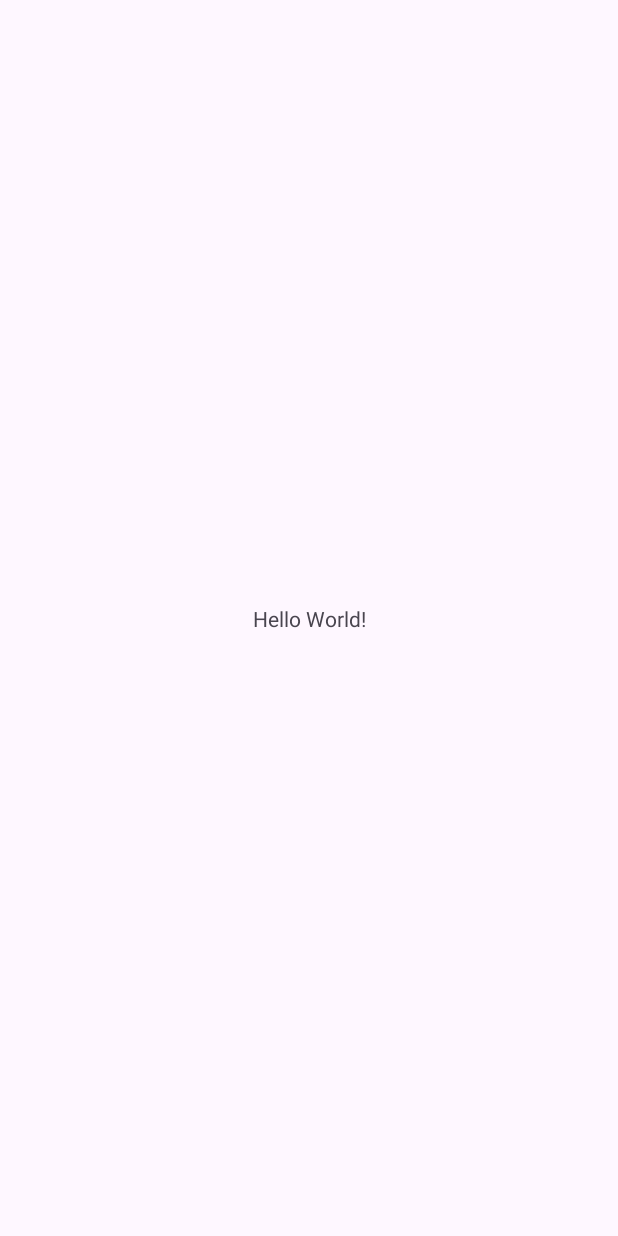
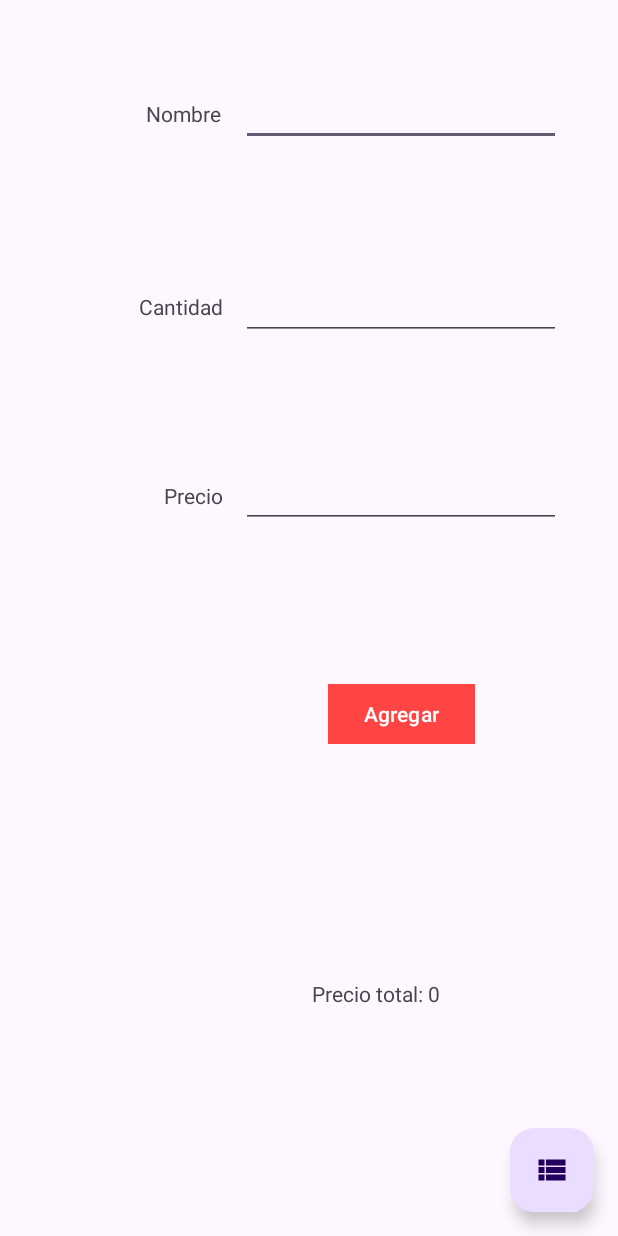
Before and after one commit to ClaudioA1992/EjercicioIndividual2Modulo6, an Android app: the screen it shows after launch (MainActivity), on a phone screen of 412 x 824 dp. Before the commit the screen is almost empty. Run offline under Robolectric (Android 15) with nearby library versions, the phone set to English and light mode, and no system bars; our stand-ins replace Room's generated code.

Commit message:
Ejercicio finalizado

```diff
--- a/app/src/main/java/cl/awakelab/ejercicioindividual2modulo6/MainActivity.kt
+++ b/app/src/main/java/cl/awakelab/ejercicioindividual2modulo6/MainActivity.kt
@@ -2,10 +2,16 @@ package cl.awakelab.ejercicioindividual2modulo6
 
 import androidx.appcompat.app.AppCompatActivity
 import android.os.Bundle
+import cl.awakelab.ejercicioindividual2modulo6.databinding.ActivityMainBinding
 
 class MainActivity : AppCompatActivity() {
+
+    lateinit var binding: ActivityMainBinding
+
     override fun onCreate(savedInstanceState: Bundle?) {
         super.onCreate(savedInstanceState)
-        setContentView(R.layout.activity_main)
+        binding = ActivityMainBinding.inflate(layoutInflater)
+        setContentView(binding.root)
     }
+
 }
--- /dev/null
+++ b/app/src/main/java/cl/awakelab/ejercicioindividual2modulo6/data/Repositorio.kt
@@ -0,0 +1,14 @@
+package cl.awakelab.ejercicioindividual2modulo6.data
+
+import androidx.lifecycle.LiveData
+import cl.awakelab.ejercicioindividual2modulo6.data.local.Item
+import cl.awakelab.ejercicioindividual2modulo6.data.local.ItemDao
+
+class Repositorio(private val itemDao: ItemDao) {
+
+    fun getItems(): LiveData<List<Item>> = itemDao.getAllItems()
+    suspend fun addItem(item: Item) = itemDao.insertItem(item)
+
+    suspend fun deleteAllItems() = itemDao.deleteAllItems()
+
+}
--- a/app/src/main/java/data/local/Item.kt
+++ b/app/src/main/java/cl/awakelab/ejercicioindividual2modulo6/data/local/Item.kt
@@ -1,4 +1,4 @@
-package data.local
+package cl.awakelab.ejercicioindividual2modulo6.data.local
 
 import androidx.room.Entity
 import androidx.room.PrimaryKey
--- a/app/src/main/java/data/local/ItemDao.kt
+++ b/app/src/main/java/cl/awakelab/ejercicioindividual2modulo6/data/local/ItemDao.kt
@@ -1,4 +1,4 @@
-package data.local
+package cl.awakelab.ejercicioindividual2modulo6.data.local
 
 import androidx.lifecycle.LiveData
 import androidx.room.Dao
@@ -11,7 +11,10 @@ interface ItemDao {
     @Insert
     suspend fun insertItem(item: Item)
 
-    @Query("select * from table_item")
+    @Query("select * from table_item order by id")
     fun getAllItems(): LiveData<List<Item>>
 
+    @Query("delete from table_item")
+    suspend fun deleteAllItems()
+
 }
--- a/app/src/main/java/data/local/ItemDatabase.kt
+++ b/app/src/main/java/cl/awakelab/ejercicioindividual2modulo6/data/local/ItemDatabase.kt
@@ -1,4 +1,4 @@
-package data.local
+package cl.awakelab.ejercicioindividual2modulo6.data.local
 
 import android.content.Context
 import androidx.room.Database
@@ -7,6 +7,8 @@ import androidx.room.RoomDatabase
 
 @Database(entities = [Item::class], version = 1)
 abstract class ItemDatabase: RoomDatabase() {
+
+    abstract fun getItemsDao(): ItemDao
 
     companion object {
         @Volatile
--- /dev/null
+++ b/app/src/main/java/cl/awakelab/ejercicioindividual2modulo6/presentation/AddFragment.kt
@@ -0,0 +1,68 @@
+package cl.awakelab.ejercicioindividual2modulo6.presentation
+
+import android.app.Application
+import android.os.Bundle
+import androidx.fragment.app.Fragment
+import android.view.LayoutInflater
+import android.view.View
+import android.view.ViewGroup
+import android.widget.Toast
+import androidx.fragment.app.activityViewModels
+import androidx.navigation.Navigation
+import androidx.navigation.fragment.findNavController
+import cl.awakelab.ejercicioindividual2modulo6.R
+import cl.awakelab.ejercicioindividual2modulo6.data.Repositorio
+import cl.awakelab.ejercicioindividual2modulo6.databinding.FragmentAddBinding
+import cl.awakelab.ejercicioindividual2modulo6.data.local.Item
+import cl.awakelab.ejercicioindividual2modulo6.data.local.ItemDao
+import cl.awakelab.ejercicioindividual2modulo6.data.local.ItemDatabase
+
+class AddFragment : Fragment() {
+
+    lateinit var binding: FragmentAddBinding
+    private val itemViewModel: ItemViewModel by activityViewModels()
+
+    override fun onCreateView(
+        inflater: LayoutInflater, container: ViewGroup?,
+        savedInstanceState: Bundle?
+    ): View? {
+        binding = FragmentAddBinding.inflate(layoutInflater, container, false)
+        initAll()
+        return binding.root
+    }
+
+    private fun initListeners() {
+        binding.buttonAdd.setOnClickListener {
+            var name = binding.editTextName.text.toString()
+            var price = binding.editTextPrice.text.toString().toInt()
+            var quantity = binding.editTextQuantity.text.toString().toInt()
+            itemViewModel.insertItem(name, price, quantity)
+            Toast.makeText(requireContext(), "Item agregado", Toast.LENGTH_SHORT).show()
+        }
+        binding.floatingActionButtonList.setOnClickListener {
+            findNavController().navigate(R.id.action_addFragment_to_listFragment)
+        }
+    }
+
+    fun initAll() {
+        initListeners()
+        totalPrice()
+    }
+
+    fun totalPrice() {
+        itemViewModel.getAllItems().observe(viewLifecycleOwner) {
+            var items = mutableListOf<Item>()
+            var total = 0
+            items = it.toMutableList()
+            if(items.size > 0) {
+                for(item in items) {
+                    total = total + (item.precio * item.cantidad)
+                    println("Total inside " + total)
+                }
+            }
+            binding.textViewTotalPrice.text = "Precio total: " + total
+        }
+
+    }
+
+}
--- /dev/null
+++ b/app/src/main/java/cl/awakelab/ejercicioindividual2modulo6/presentation/ItemViewModel.kt
@@ -0,0 +1,35 @@
+package cl.awakelab.ejercicioindividual2modulo6.presentation
+
+import android.app.Application
+import androidx.lifecycle.AndroidViewModel
+import androidx.lifecycle.LiveData
+import androidx.lifecycle.viewModelScope
+import cl.awakelab.ejercicioindividual2modulo6.data.Repositorio
+import cl.awakelab.ejercicioindividual2modulo6.data.local.Item
+import cl.awakelab.ejercicioindividual2modulo6.data.local.ItemDatabase
+import data.Repository
+import kotlinx.coroutines.Dispatchers
+import kotlinx.coroutines.launch
+
+
+class ItemViewModel(application: Application): AndroidViewModel(application){
+
+    private val repository: Repositorio
+
+    init {
+        val dao = ItemDatabase.getDatabase(application).getItemsDao()
+        repository = Repositorio(dao)
+    }
+
+    fun getAllItems(): LiveData<List<Item>> = repository.getItems()
+
+    fun insertItem(name: String, price: Int, quantity: Int) = viewModelScope.launch {
+        val item = Item(name, price, quantity)
+        repository.addItem(item)
+    }
+
+    suspend fun deleteAllItems() {
+        repository.deleteAllItems()
+    }
+
+}
--- a/app/src/main/java/data/Repository.kt
+++ b/app/src/main/java/data/Repository.kt
@@ -1,8 +1,8 @@
 package data
 
 import androidx.lifecycle.LiveData
-import data.local.Item
-import data.local.ItemDao
+import cl.awakelab.ejercicioindividual2modulo6.data.local.Item
+import cl.awakelab.ejercicioindividual2modulo6.data.local.ItemDao
 
 class Repository(private val itemDao: ItemDao) {
 
--- /dev/null
+++ b/app/src/main/res/drawable/baseline_arrow_back_24.xml
@@ -0,0 +1,5 @@
+<vector android:autoMirrored="true" android:height="24dp"
+    android:tint="#000000" android:viewportHeight="24"
+    android:viewportWidth="24" android:width="24dp" xmlns:android="http://schemas.android.com/apk/res/android">
+    <path android:fillColor="@android:color/white" android:pathData="M20,11H7.83l5.59,-5.59L12,4l-8,8 8,8 1.41,-1.41L7.83,13H20v-2z"/>
+</vector>
--- /dev/null
+++ b/app/src/main/res/drawable/baseline_delete_24.xml
@@ -0,0 +1,5 @@
+<vector android:height="24dp" android:tint="#000000"
+    android:viewportHeight="24" android:viewportWidth="24"
+    android:width="24dp" xmlns:android="http://schemas.android.com/apk/res/android">
+    <path android:fillColor="@android:color/white" android:pathData="M6,19c0,1.1 0.9,2 2,2h8c1.1,0 2,-0.9 2,-2V7H6v12zM19,4h-3.5l-1,-1h-5l-1,1H5v2h14V4z"/>
+</vector>
--- /dev/null
+++ b/app/src/main/res/drawable/baseline_view_list_24.xml
@@ -0,0 +1,5 @@
+<vector android:autoMirrored="true" android:height="24dp"
+    android:tint="#000000" android:viewportHeight="24"
+    android:viewportWidth="24" android:width="24dp" xmlns:android="http://schemas.android.com/apk/res/android">
+    <path android:fillColor="@android:color/white" android:pathData="M3,14h4v-4H3V14zM3,19h4v-4H3V19zM3,9h4V5H3V9zM8,14h13v-4H8V14zM8,19h13v-4H8V19zM8,5v4h13V5H8z"/>
+</vector>
--- a/app/src/main/res/layout/activity_main.xml
+++ b/app/src/main/res/layout/activity_main.xml
@@ -6,13 +6,16 @@
     android:layout_height="match_parent"
     tools:context=".MainActivity">
 
-    <TextView
-        android:layout_width="wrap_content"
-        android:layout_height="wrap_content"
-        android:text="Hello World!"
+    <androidx.fragment.app.FragmentContainerView
+        android:id="@+id/fragmentContainerView"
+        android:name="androidx.navigation.fragment.NavHostFragment"
+        android:layout_width="match_parent"
+        android:layout_height="match_parent"
         app:layout_constraintBottom_toBottomOf="parent"
         app:layout_constraintEnd_toEndOf="parent"
         app:layout_constraintStart_toStartOf="parent"
-        app:layout_constraintTop_toTopOf="parent" />
+        app:layout_constraintTop_toTopOf="parent"
+        app:defaultNavHost="true"
+        app:navGraph="@navigation/nav_graph"/>
 
 </androidx.constraintlayout.widget.ConstraintLayout>
--- /dev/null
+++ b/app/src/main/res/layout/fragment_add.xml
@@ -0,0 +1,117 @@
+<?xml version="1.0" encoding="utf-8"?>
+<androidx.constraintlayout.widget.ConstraintLayout xmlns:android="http://schemas.android.com/apk/res/android"
+    xmlns:app="http://schemas.android.com/apk/res-auto"
+    xmlns:tools="http://schemas.android.com/tools"
+    android:id="@+id/frameLayout"
+    android:layout_width="match_parent"
+    android:layout_height="match_parent"
+    tools:context=".presentation.AddFragment" >
+
+    <TextView
+        android:id="@+id/textViewName"
+        android:layout_width="wrap_content"
+        android:layout_height="wrap_content"
+        android:text="Nombre"
+        app:layout_constraintBottom_toBottomOf="@+id/editTextName"
+        app:layout_constraintEnd_toStartOf="@+id/editTextName"
+        app:layout_constraintHorizontal_bias="0.881"
+        app:layout_constraintStart_toStartOf="parent"
+        app:layout_constraintTop_toTopOf="@+id/editTextName"
+        app:layout_constraintVertical_bias="0.538" />
+
+    <EditText
+        android:id="@+id/editTextName"
+        android:layout_width="wrap_content"
+        android:layout_height="wrap_content"
+        android:layout_marginTop="52dp"
+        android:ems="10"
+        android:inputType="text"
+        app:layout_constraintEnd_toEndOf="parent"
+        app:layout_constraintHorizontal_bias="0.81"
+        app:layout_constraintStart_toStartOf="parent"
+        app:layout_constraintTop_toTopOf="parent" />
+
+    <androidx.constraintlayout.widget.Guideline
+        android:id="@+id/guideline"
+        android:layout_width="wrap_content"
+        android:layout_height="wrap_content"
+        android:orientation="vertical"
+        app:layout_constraintGuide_begin="89dp" />
+
+    <EditText
+        android:id="@+id/editTextQuantity"
+        android:layout_width="wrap_content"
+        android:layout_height="wrap_content"
+        android:layout_marginTop="84dp"
+        android:ems="10"
+        android:inputType="text"
+        app:layout_constraintEnd_toEndOf="@+id/editTextName"
+        app:layout_constraintStart_toStartOf="@+id/editTextName"
+        app:layout_constraintTop_toBottomOf="@+id/editTextName" />
+
+    <TextView
+        android:id="@+id/textViewQuantity"
+        android:layout_width="wrap_content"
+        android:layout_height="wrap_content"
+        android:layout_marginEnd="12dp"
+        android:text="Cantidad"
+        app:layout_constraintBottom_toBottomOf="@+id/editTextQuantity"
+        app:layout_constraintEnd_toStartOf="@+id/editTextQuantity"
+        app:layout_constraintTop_toTopOf="@+id/editTextQuantity" />
+
+    <EditText
+        android:id="@+id/editTextPrice"
+        android:layout_width="wrap_content"
+        android:layout_height="wrap_content"
+        android:layout_marginTop="80dp"
+        android:ems="10"
+        android:inputType="text"
+        app:layout_constraintEnd_toEndOf="@+id/editTextQuantity"
+        app:layout_constraintStart_toStartOf="@+id/editTextQuantity"
+        app:layout_constraintTop_toBottomOf="@+id/editTextQuantity" />
+
+    <TextView
+        android:id="@+id/textViewPrice"
+        android:layout_width="wrap_content"
+        android:layout_height="wrap_content"
+        android:layout_marginEnd="12dp"
+        android:text="Precio"
+        app:layout_constraintBottom_toBottomOf="@+id/editTextPrice"
+        app:layout_constraintEnd_toStartOf="@+id/editTextPrice"
+        app:layout_constraintTop_toTopOf="@+id/editTextPrice"
+        app:layout_constraintVertical_bias="0.538" />
+
+    <Button
+        android:id="@+id/buttonAdd"
+        android:layout_width="wrap_content"
+        android:layout_height="wrap_content"
+        android:layout_marginTop="100dp"
+        android:backgroundTint="#FF4444"
+        android:text="Agregar"
+        app:cornerRadius="0dp"
+        app:layout_constraintEnd_toEndOf="@+id/editTextPrice"
+        app:layout_constraintStart_toStartOf="@+id/editTextPrice"
+        app:layout_constraintTop_toBottomOf="@+id/editTextPrice" />
+
+    <com.google.android.material.floatingactionbutton.FloatingActionButton
+        android:id="@+id/floatingActionButtonList"
+        android:layout_width="wrap_content"
+        android:layout_height="wrap_content"
+        android:layout_marginEnd="16dp"
+        android:layout_marginBottom="16dp"
+        android:clickable="true"
+        android:contentDescription="Floating button"
+        android:src="@drawable/baseline_view_list_24"
+        app:layout_constraintBottom_toBottomOf="parent"
+        app:layout_constraintEnd_toEndOf="parent" />
+
+    <TextView
+        android:id="@+id/textViewTotalPrice"
+        android:layout_width="wrap_content"
+        android:layout_height="wrap_content"
+        android:text="Total price: "
+        app:layout_constraintBottom_toBottomOf="parent"
+        app:layout_constraintEnd_toEndOf="parent"
+        app:layout_constraintStart_toStartOf="@+id/guideline"
+        app:layout_constraintTop_toBottomOf="@+id/buttonAdd" />
+</androidx.constraintlayout.widget.ConstraintLayout>
--- /dev/null
+++ b/app/src/main/res/navigation/nav_graph.xml
@@ -0,0 +1,27 @@
+<?xml version="1.0" encoding="utf-8"?>
+<navigation xmlns:android="http://schemas.android.com/apk/res/android"
+    xmlns:app="http://schemas.android.com/apk/res-auto"
+    xmlns:tools="http://schemas.android.com/tools"
+    android:id="@+id/nav_graph"
+    app:startDestination="@id/addFragment">
+
+    <fragment
+        android:id="@+id/addFragment"
+        android:name="cl.awakelab.ejercicioindividual2modulo6.presentation.AddFragment"
+        android:label="fragment_add"
+        tools:layout="@layout/fragment_add" >
+        <action
+            android:id="@+id/action_addFragment_to_listFragment"
+            app:destination="@id/listFragment" />
+    </fragment>
+    <fragment
+        android:id="@+id/listFragment"
+        android:name="cl.awakelab.ejercicioindividual2modulo6.ListFragment"
+        android:label="fragment_list"
+        tools:layout="@layout/fragment_list" >
+        <action
+            android:id="@+id/action_listFragment_to_addFragment"
+            app:destination="@id/addFragment" />
+    </fragment>
+
+</navigation>
--- a/app/src/main/res/values/strings.xml
+++ b/app/src/main/res/values/strings.xml
@@ -1,3 +1,5 @@
 <resources>
     <string name="app_name">Ejercicio individual 2 Modulo 6</string>
+    <!-- TODO: Remove or change this placeholder text -->
+    <string name="hello_blank_fragment">Hello blank fragment</string>
 </resources>
```
Also changed, not shown: app/build.gradle (+15 -6 lines), app/src/main/java/cl/awakelab/ejercicioindividual2modulo6/ListFragment.kt (added, +57 -0 lines), app/src/main/java/cl/awakelab/ejercicioindividual2modulo6/presentation/ItemAdapter.kt (added, +45 -0 lines), app/src/main/res/layout/fragment_list.xml (added, +43 -0 lines), app/src/main/res/layout/item.xml (added, +74 -0 lines).
